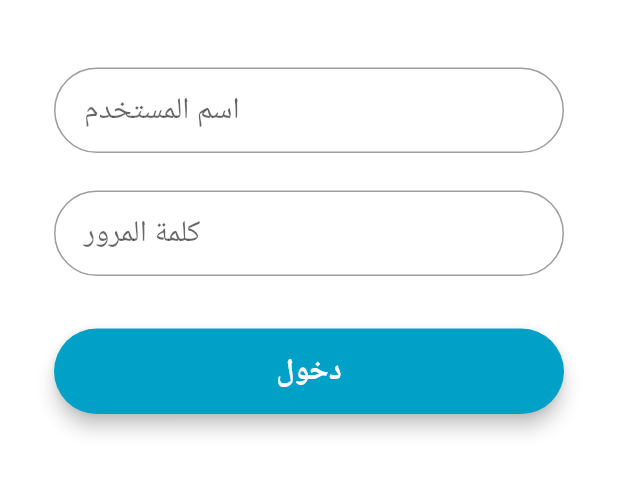
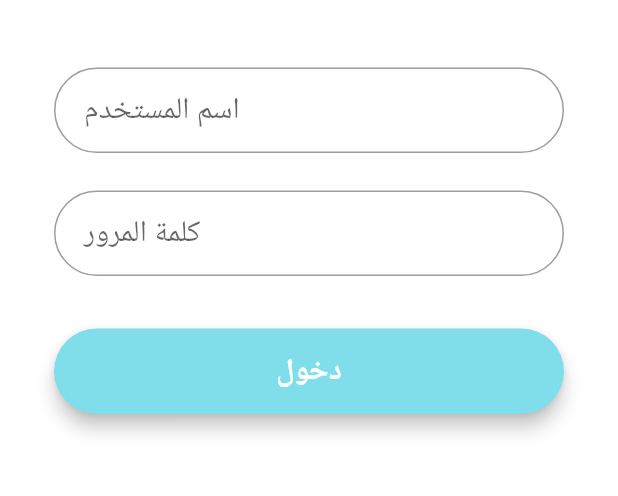
Before and after one commit to RaghadSayeh/give_project, a Flutter app: the screen it shows after launch, after a tap on "تسجيل الدخول", on a phone screen of 412 x 824 dp, the part 516-1012 px from its top. Run offline on Flutter 3.47's test engine with Material 2 defaults, Android fonts, the phone set to English and light mode, and no system bars.

Commit message:
loginpage color

```diff
--- a/lib/LoginPage.dart
+++ b/lib/LoginPage.dart
@@ -47,7 +47,7 @@ class LoginPageState extends State<LoginPage> {
     final loginButon = Material(
       elevation: 5.0,
       borderRadius: BorderRadius.circular(30.0),
-      color: Color(0xff01A0C7),
+      color: Colors.cyan[200],
       child: MaterialButton(
         minWidth: MediaQuery.of(context).size.width,
         padding: EdgeInsets.fromLTRB(20.0, 15.0, 20.0, 15.0),
```
